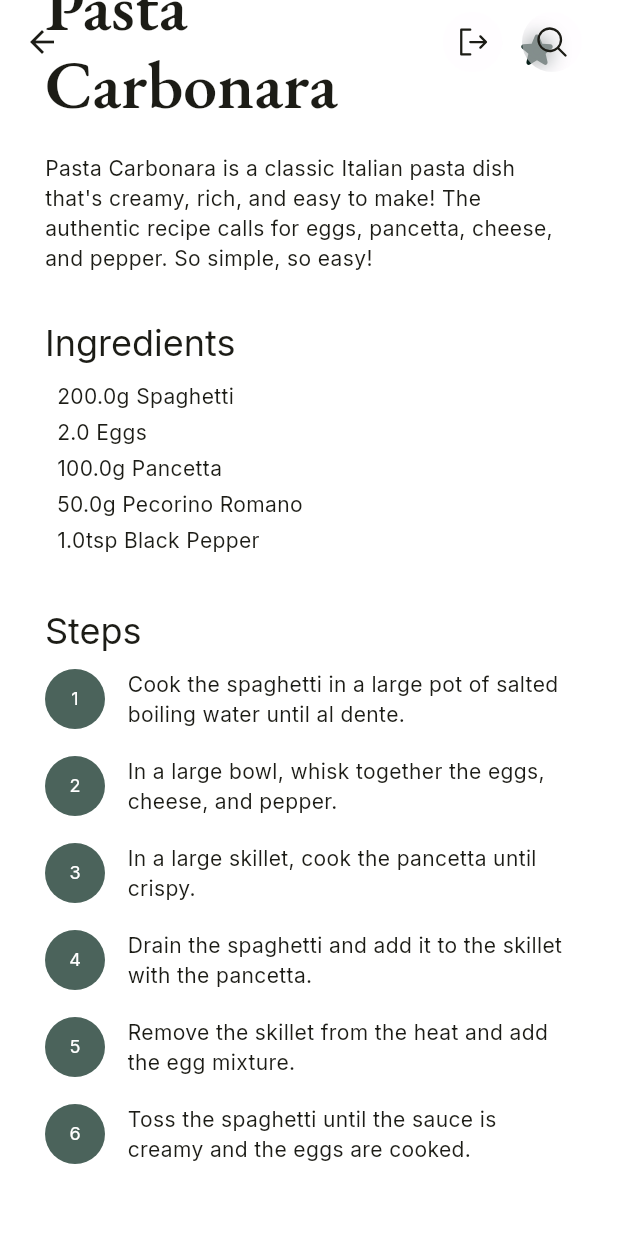
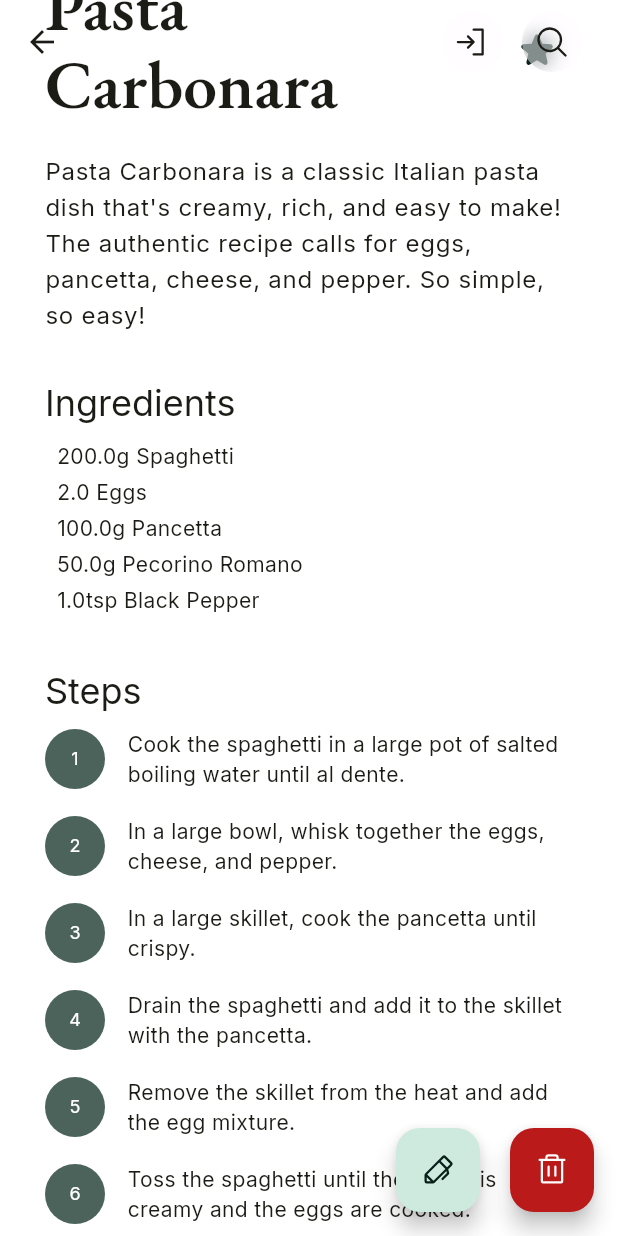
Before and after one commit to philipmuller/Scarpetta, a Flutter app: the RecipePage screen opened directly with sample values from the repository, scrolled down 442 dp, on a phone screen of 412 x 824 dp. Run offline on Flutter 3.47's test engine with Material 3 defaults, Android fonts, the phone set to English and light mode, and no system bars; our stand-ins replace cached_network_image, cloud_firestore, firebase_auth, firebase_core, google_fonts, infinite_scroll_pagination and 2 more; accounts and stored records are empty; generated files the repository leaves out were written again; network calls fail.

Commit message:
Re-enable editing and deleting

```diff
--- a/lib/components/auth_button.dart
+++ b/lib/components/auth_button.dart
@@ -1,6 +1,8 @@
 import 'package:firebase_auth/firebase_auth.dart';
 import 'package:flutter/material.dart';
 import 'package:phosphor_flutter/phosphor_flutter.dart';
+import 'package:provider/provider.dart';
+import 'package:scarpetta/providers&state/session_provider.dart';
 import 'package:scarpetta/providers&state/user_provider.dart';
 
 class AuthButton extends StatelessWidget {
@@ -10,16 +12,18 @@ class AuthButton extends StatelessWidget {
 
   @override
   Widget build(BuildContext context){
+    final session = Provider.of<SessionProvider>(context);
+
     return IconButton(
-      icon: FirebaseAuth.instance.currentUser == null
-      ? const PhosphorIcon(PhosphorIconsRegular.signIn)
-      : const PhosphorIcon(PhosphorIconsRegular.signOut),
+      icon: session.isLoggedIn
+      ? const PhosphorIcon(PhosphorIconsRegular.signOut)
+      : const PhosphorIcon(PhosphorIconsRegular.signIn),
       onPressed: () {
         if (FirebaseAuth.instance.currentUser == null) {
-          FirebaseAuth.instance.signInAnonymously();
+          session.login();
           //ref.watch(userProvider.notifier).fetchUser();
         } else {
-          FirebaseAuth.instance.signOut();
+          session.logout();
         }
 
       },
--- a/lib/main.dart
+++ b/lib/main.dart
@@ -5,6 +5,7 @@
 import 'package:scarpetta/providers&state/categories_provider.dart';
 import 'package:scarpetta/providers&state/navigation_state_provider.dart';
 import 'package:scarpetta/providers&state/recipes_provider.dart';
+import 'package:scarpetta/providers&state/session_provider.dart';
 import 'package:scarpetta/themes/main_theme.dart';
 import 'package:firebase_core/firebase_core.dart';
 import 'firebase_options.dart';
@@ -24,7 +25,8 @@
     providers: [
       ChangeNotifierProvider(create: (_) => recipeProvider),
       ChangeNotifierProvider(create: (_) => categoryProvider),
-      ChangeNotifierProvider(create: (_) => navigationStateProvider)
+      ChangeNotifierProvider(create: (_) => navigationStateProvider),
+      ChangeNotifierProvider(create: (_) => SessionProvider())
     ],
     child: Scarpetta()
   ));
--- a/lib/pages/recipe_page.dart
+++ b/lib/pages/recipe_page.dart
@@ -1,10 +1,13 @@
 import 'package:firebase_auth/firebase_auth.dart';
 import 'package:flutter/material.dart';
 import 'package:phosphor_flutter/phosphor_flutter.dart';
+import 'package:provider/provider.dart';
 import 'package:scarpetta/components/sc_app_bar.dart';
 import 'package:scarpetta/components/sc_image.dart';
 import 'package:scarpetta/model/recipe.dart';
+import 'package:scarpetta/providers&state/navigation_state_provider.dart';
 import 'package:scarpetta/providers&state/recipes_provider.dart';
+import 'package:scarpetta/providers&state/session_provider.dart';
 import 'package:scarpetta/providers&state/user_provider.dart';
 import 'package:scarpetta/services/cookbook_service.dart';
 import 'package:scarpetta/util/breakpoint.dart';
@@ -33,6 +36,10 @@ class _RecipePageState extends State<RecipePage> {
 
   @override
   Widget build(BuildContext context) {
+    final recipeProvider = Provider.of<RecipeProvider>(context);
+    final sessionProvider = Provider.of<SessionProvider>(context);
+    final navigationProvider = Provider.of<NavigationState>(context);
+
     print("PAGE RELOADED");
     double width = MediaQuery.of(context).size.width;
     bool isMobile = true;
@@ -40,20 +47,71 @@ class _RecipePageState extends State<RecipePage> {
       isMobile = false;
     }
 
-    //final recipes = ref.watch(recipesProvider);
-    //final recipe = recipes.value?.firstWhere((element) => element.id == widget.recipe.id);
-    //final user = ref.watch(userProvider);
-    final isUserFavourite = true;//user.value?['favourites'].contains(widget.recipe.id);
+    final isUserFavourite = true;
 
     return Scaffold(
       appBar: SCAppBar(transparent: true,),
       extendBodyBehindAppBar: true,
       backgroundColor: Colors.transparent,
-      body: Stack(
-        alignment: Alignment.bottomCenter,
-        children: [
-          SingleChildScrollView(
-            child: Column(
+      floatingActionButton:
+      (widget.recipe.authorId == sessionProvider.user?.uid)
+      ? Row(
+          mainAxisAlignment: MainAxisAlignment.end,
+          children: [
+            FloatingActionButton(
+              onPressed: () {
+                openAddEditRecipe(
+                  context: context,
+                  isMobile: isMobile,
+                  recipeToEdit: recipeProvider.recipesMap[widget.recipe.id] ?? widget.recipe,
+                  onSubmit: (submittedRecipe) {
+                    recipeProvider.updateRecipe(submittedRecipe);
+                  }
+                );
+              },
+              //label: const Text('Edit Recipe'),
+              backgroundColor: Theme.of(context).colorScheme.secondaryContainer,
+              child: PhosphorIcon(PhosphorIconsRegular.pen, color: Theme.of(context).colorScheme.onSecondaryContainer,),
+            ),
+            const SizedBox(width: 20.0),
+            FloatingActionButton(
+              onPressed: () {
+                showDialog(context: context, useRootNavigator: true, builder: (presentationContext) {
+                  return AlertDialog(
+                    title: const Text("Delete Recipe"),
+                    content: const Text("Are you sure you want to delete this recipe?"),
+                    actions: [
+                      TextButton(
+                        onPressed: () {
+                          Navigator.of(presentationContext).pop();
+                        },
+                        child: const Text("Cancel"),
+                      ),
+                      TextButton(
+                        onPressed: () {
+                          Navigator.pop(presentationContext);
+                          recipeProvider.deleteRecipe(widget.recipe.id);
+                          Navigator.pop(context);
+                        },
+                        style: TextButton.styleFrom(
+                          foregroundColor: Theme.of(context).colorScheme.error,
+                        ),
+                        child: const Text("Delete"),
+                      ),
+                    ],
+                  );
+                });
+              },
+              backgroundColor: Theme.of(context).colorScheme.error,
+              child: PhosphorIcon(PhosphorIconsRegular.trash, color: Theme.of(context).colorScheme.onError,),
+            ),
+          ],
+        )
+      : null,
+      body: SingleChildScrollView(
+        child: Consumer<RecipeProvider>(
+          builder: (context, recipeProvider, child) {
+            return Column(
               children: [
                 Padding(
                   padding: EdgeInsets.all(isMobile ? 0 : 10.0),
@@ -71,7 +129,7 @@ class _RecipePageState extends State<RecipePage> {
                         mainAxisAlignment: MainAxisAlignment.start,
                         crossAxisAlignment: CrossAxisAlignment.center,
                         children: [
-                          Flexible(child: Text(widget.recipe.name, style: Theme.of(context).textTheme.displayMedium)),
+                          Flexible(child: Text(recipeProvider.recipesMap[widget.recipe.id]?.name ?? widget.recipe.name, style: Theme.of(context).textTheme.displayMedium)),
                           if (FirebaseAuth.instance.currentUser?.uid != null)
                             Padding(
                               padding: const EdgeInsets.only(left: 10.0, top: 7.0),
@@ -95,13 +153,13 @@ class _RecipePageState extends State<RecipePage> {
                         ],
                       ),
                       const SizedBox(height: 20.0),
-                      Text(widget.recipe.description),
+                      Text(recipeProvider.recipesMap[widget.recipe.id]?.description ?? widget.recipe.description, style: Theme.of(context).textTheme.bodyLarge),
                       const SizedBox(height: 30.0),
                       Text("Ingredients", style: Theme.of(context).textTheme.headlineSmall),
                       const SizedBox(height: 10.0),
                       Column(
                         crossAxisAlignment: CrossAxisAlignment.start,
-                        children: widget.recipe.ingredients
+                        children: (recipeProvider.recipesMap[widget.recipe.id]?.ingredients ?? widget.recipe.ingredients)
                           .map((ingredient) => Padding(
                             padding: const EdgeInsets.only(left: 8.0, bottom: 4.0),
                             child: Text("${ingredient.quantity}${ingredient.unit.abbreviation} ${ingredient.name()}"),
@@ -112,7 +170,7 @@ class _RecipePageState extends State<RecipePage> {
                       Text("Steps", style: Theme.of(context).textTheme.headlineSmall),
                       const SizedBox(height: 10.0),
                       Column(
-                        children: widget.recipe.steps
+                        children: (recipeProvider.recipesMap[widget.recipe.id]?.steps ?? widget.recipe.steps)
                           .asMap()
                           .entries
                           .map((entry) => Padding(
@@ -144,69 +202,9 @@ class _RecipePageState extends State<RecipePage> {
                   ],),
                 ),
               ],
-            )
-          ),
-          if (widget.recipe.authorId == FirebaseAuth.instance.currentUser?.uid)
-            Padding(
-              padding: const EdgeInsets.all(35.0),
-              child: Row(
-                mainAxisAlignment: MainAxisAlignment.center,
-                crossAxisAlignment: CrossAxisAlignment.center,
-                children: [
-                  FloatingActionButton.small(
-                    onPressed: () {
-                      openAddEditRecipe(
-                        context: context,
-                        isMobile: isMobile,
-                        recipeToEdit: widget.recipe,
-                        onSubmit: (submittedRecipe) {
-                          //final provider = ref.read(recipesProvider.notifier);
-                          //provider.updateRecipe(updatedRecipe: submittedRecipe, id: widget.recipe.id);
-                        }
-                      );
-                    },
-                    //label: const Text('Edit Recipe'),
-                    backgroundColor: Theme.of(context).colorScheme.secondaryContainer,
-                    child: PhosphorIcon(PhosphorIconsRegular.pen, color: Theme.of(context).colorScheme.onSecondaryContainer,),
-                  ),
-                  const SizedBox(width: 20.0),
-                  const SizedBox(width: 20.0),
-                  FloatingActionButton.small(
-                    onPressed: () {
-                      if (widget.recipe.id != null) {
-                        showDialog(context: context, builder: (context) {
-                          return AlertDialog(
-                            title: const Text("Delete Recipe"),
-                            content: const Text("Are you sure you want to delete this recipe?"),
-                            actions: [
-                              TextButton(
-                                onPressed: () {
-                                  Navigator.of(context).pop();
-                                },
-                                child: const Text("Cancel"),
-                              ),
-                              TextButton(
-                                onPressed: () {
-                                  Navigator.of(context).pop();
-                                  //ref.read(recipesProvider.notifier).deleteRecipe(id: widget.recipe.id!);
-                                },
-                                style: TextButton.styleFrom(
-                                  foregroundColor: Theme.of(context).colorScheme.error,
-                                ),
-                                child: const Text("Delete"),
-                              ),
-                            ],
-                          );
-                        });
-                      }
-                    },
-                    backgroundColor: Theme.of(context).colorScheme.error,
-                    child: PhosphorIcon(PhosphorIconsRegular.trash, color: Theme.of(context).colorScheme.onError,),
-                  ),
-                ],
-              ),
-            ),
-        ],
+            );
+          }
+        )
       ),
     );
   }
--- a/lib/providers&state/navigation_state_provider.dart
+++ b/lib/providers&state/navigation_state_provider.dart
@@ -19,6 +19,10 @@ class NavigationState extends ChangeNotifier {
     setIndex(tabIndex);
     navigatorKeys[tabIndex].currentState?.push(route);
   }
+
+  void popNavigator(int tabIndex) {
+    navigatorKeys[tabIndex].currentState?.pop();
+  }
 }
 
 final navigationStateProvider = NavigationState();
--- /dev/null
+++ b/lib/providers&state/session_provider.dart
@@ -0,0 +1,23 @@
+import 'package:firebase_auth/firebase_auth.dart';
+import 'package:flutter/material.dart';
+
+class SessionProvider extends ChangeNotifier {
+  bool _isLoggedIn = FirebaseAuth.instance.currentUser != null;
+  bool get isLoggedIn => _isLoggedIn;
+
+  User? _user = FirebaseAuth.instance.currentUser;
+  User? get user => _user;
+
+
+  void login() {
+    FirebaseAuth.instance.signInAnonymously();
+    _isLoggedIn = true;
+    notifyListeners();
+  }
+
+  void logout() {
+    FirebaseAuth.instance.signOut();
+    _isLoggedIn = false;
+    notifyListeners();
+  }
+}
--- a/lib/util/open_add_edit_recipe.dart
+++ b/lib/util/open_add_edit_recipe.dart
@@ -8,7 +8,7 @@ void openAddEditRecipe({required BuildContext context, bool isMobile = false, Re
   if (isMobile) {
     showModalBottomSheet(
       isScrollControlled: true,
-      useRootNavigator: false,
+      useRootNavigator: true,
       useSafeArea: true,
       enableDrag: true,
       showDragHandle: true,
```
Also changed, not shown: lib/components/adaptive_navigator.dart (+9 -5 lines), lib/components/add_recipe_button.dart (+12 -7 lines), lib/components/recipe_card.dart (+12 -6 lines), lib/components/recipes_grid.dart (+35 -4 lines), lib/pages/home_page.dart (+10 -3 lines), lib/pages/login_page.dart (+5 -2 lines), lib/pages/recipes_page.dart (+15 -3 lines), lib/providers&state/recipes_provider.dart (+19 -3 lines), lib/services/cookbook_service.dart (+13 -12 lines).
